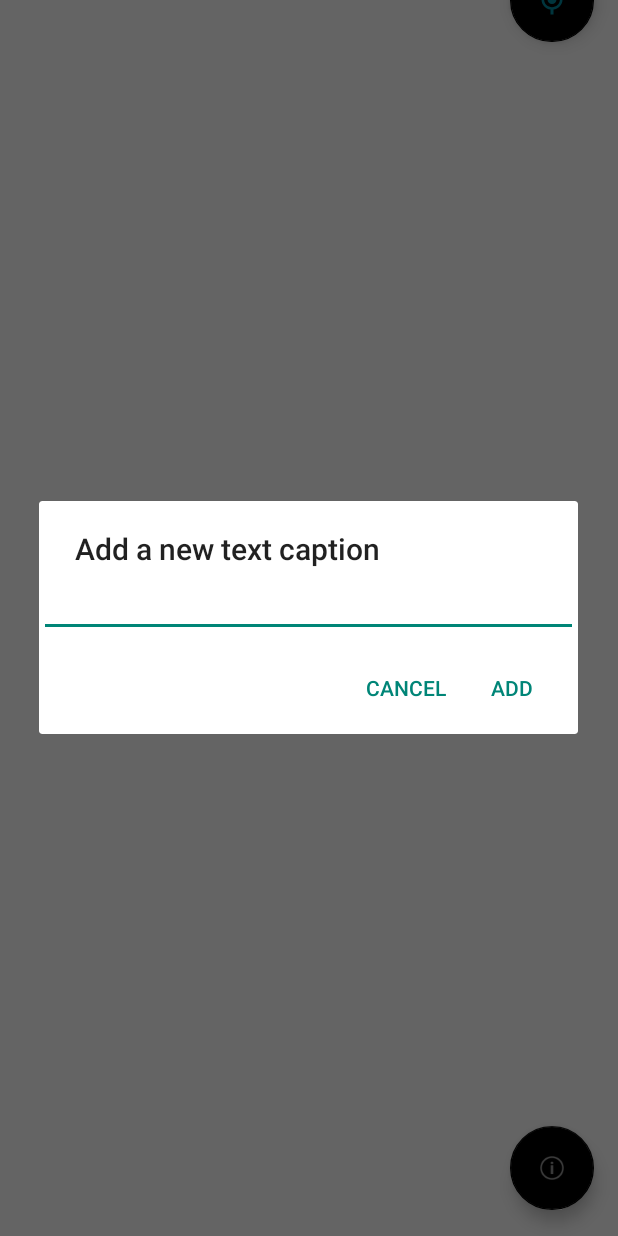
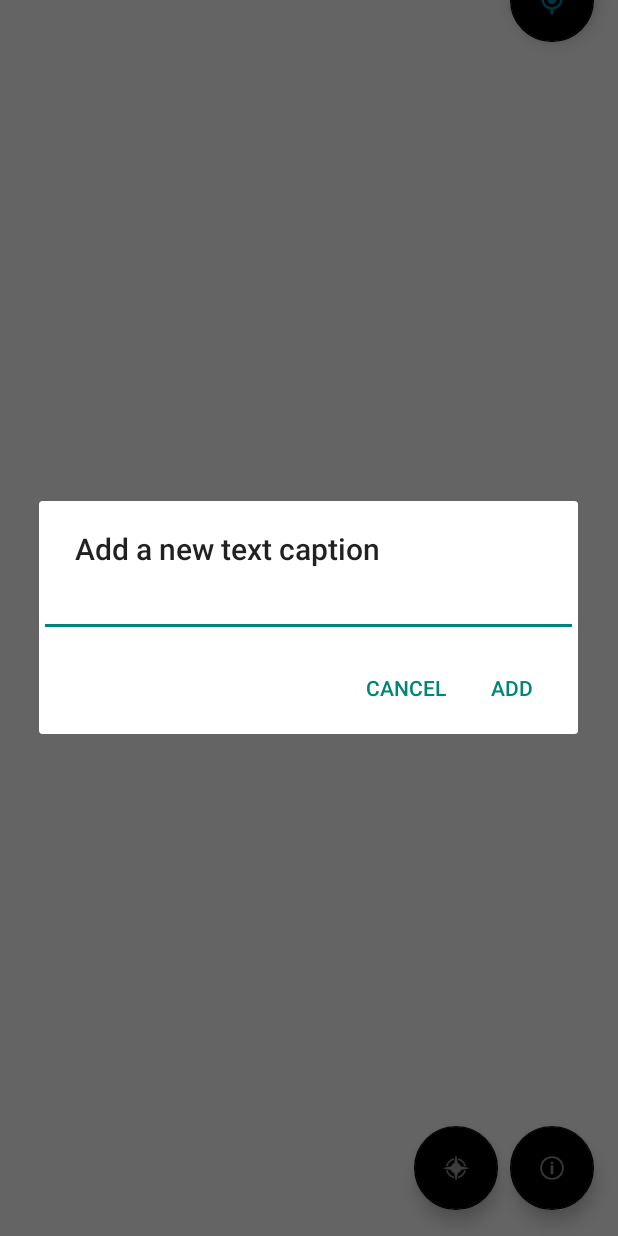
Before and after one commit to jackp7640/CMPT385_Group5, an Android app: the FullScreenImage screen opened directly, with no data from a screen before it, after a tap on "Tap to add captions to images", on a phone screen of 412 x 824 dp. Run offline under Robolectric (Android 15) with nearby library versions, the phone set to English and light mode, and no system bars; 6 statements that could not run were skipped.

```diff
--- a/app/src/main/res/layout/activity_full_screen_image.xml
+++ b/app/src/main/res/layout/activity_full_screen_image.xml
@@ -56,4 +56,23 @@
 
         app:layout_constraintVertical_bias="0.379" />
 
+    <com.google.android.material.floatingactionbutton.FloatingActionButton
+        android:id="@+id/locCaptionFab"
+        android:layout_width="wrap_content"
+        android:layout_height="wrap_content"
+        android:layout_marginTop="529dp"
+        android:layout_marginEnd="80dp"
+        android:layout_marginBottom="17dp"
+        android:clickable="true"
+        android:contentDescription="@string/press_to_view_set_location_caption"
+        android:focusable="true"
+        app:backgroundTint="@color/black"
+        app:layout_constraintBottom_toBottomOf="parent"
+        app:layout_constraintEnd_toEndOf="parent"
+        app:layout_constraintHorizontal_bias="1.0"
+        app:layout_constraintStart_toEndOf="@+id/image_view"
+        app:layout_constraintTop_toTopOf="parent"
+        app:layout_constraintVertical_bias="1.0"
+        app:srcCompat="@android:drawable/ic_menu_compass" />
+
 </androidx.constraintlayout.widget.ConstraintLayout>
--- a/app/src/main/res/values/strings.xml
+++ b/app/src/main/res/values/strings.xml
@@ -3,4 +3,5 @@
     <string name="add_caption_fab">Tap to add captions to images</string>
     <string name="play_audio_caption">Press to listen to the audio caption</string>
     <string name="full_screen_image">Shows the full screen image</string>
+    <string name="press_to_view_set_location_caption">Press to view/set Location Caption</string>
 </resources>
```
Also changed, not shown: app/src/main/java/com/bluebird/atmintis/FullScreenImage.java (+129 -3 lines), app/src/main/java/com/bluebird/atmintis/LocationCaptionButton.java (added, +28 -0 lines), app/src/main/java/com/bluebird/atmintis/MainActivity.java (+5 -7 lines).
